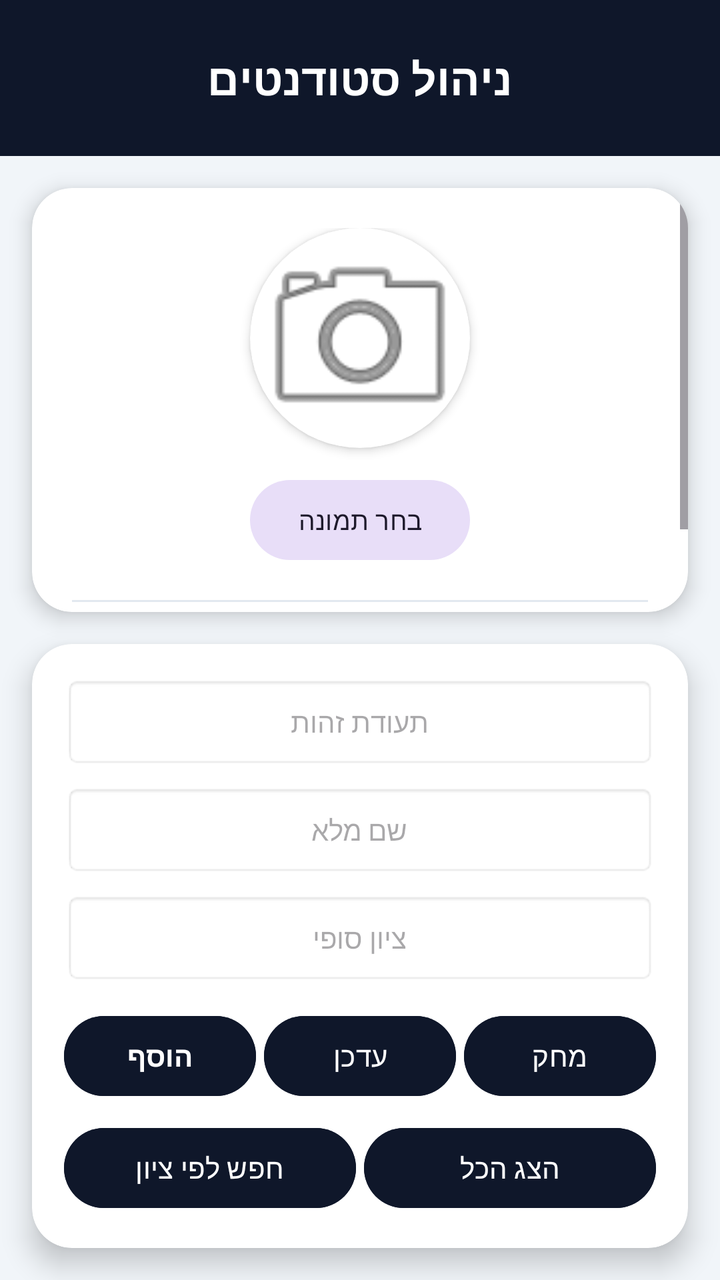
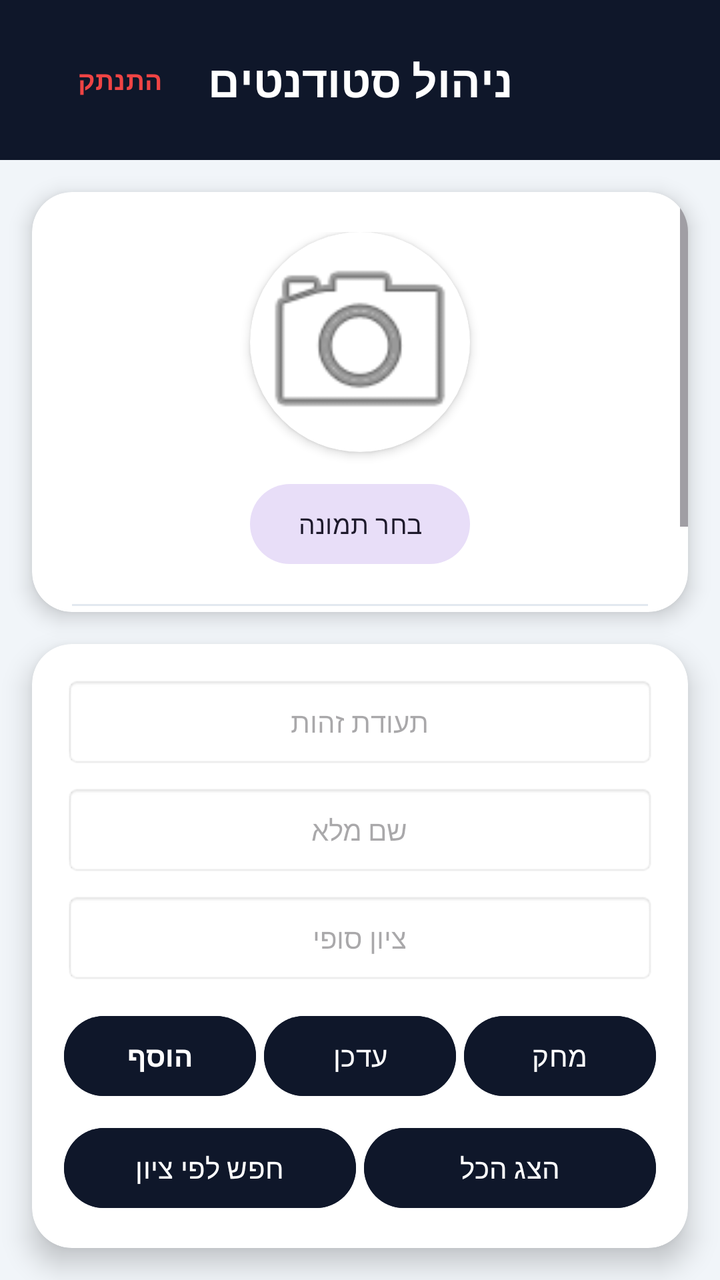

Two renders of the same Android screen: before a commit and after it. Below are the layout's source before the change and the commit's diff.
<!-- AndroidManifest.xml: application theme Theme.YoadFireBase1 -->
<!-- res/layout/activity_main.xml -->
<?xml version="1.0" encoding="utf-8"?>
<androidx.constraintlayout.widget.ConstraintLayout xmlns:android="http://schemas.android.com/apk/res/android"
    xmlns:app="http://schemas.android.com/apk/res-auto"
    xmlns:tools="http://schemas.android.com/tools"
    android:id="@+id/main"
    android:layout_width="match_parent"
    android:layout_height="match_parent"
    android:background="#F1F5F9">

    
    <LinearLayout
        android:id="@+id/headerLayout"
        android:layout_width="match_parent"
        android:layout_height="wrap_content"
        android:background="#0F172A"
        android:gravity="center"
        android:orientation="vertical"
        android:paddingTop="24dp"
        android:paddingBottom="24dp"
        app:layout_constraintTop_toTopOf="parent">

        <TextView
            android:layout_width="wrap_content"
            android:layout_height="wrap_content"
            android:text="ניהול סטודנטים"
            android:textColor="#FFFFFF"
            android:textSize="22sp"
            android:textStyle="bold" />

    </LinearLayout>

    
    <androidx.cardview.widget.CardView
        android:id="@+id/cardDisplay"
        android:layout_width="match_parent"
        android:layout_height="0dp"
        android:layout_margin="16dp"
        app:cardBackgroundColor="#FFFFFF"
        app:cardCornerRadius="20dp"
        app:cardElevation="6dp"
        app:layout_constraintBottom_toTopOf="@id/cardControls"
        app:layout_constraintTop_toBottomOf="@id/headerLayout">

        <ScrollView
            android:layout_width="match_parent"
            android:layout_height="match_parent"
            android:fillViewport="true">

            <LinearLayout
                android:layout_width="match_parent"
                android:layout_height="wrap_content"
                android:gravity="center_horizontal"
                android:orientation="vertical"
                android:padding="20dp">

                
                <androidx.cardview.widget.CardView
                    android:layout_width="110dp"
                    android:layout_height="110dp"
                    android:layout_marginBottom="12dp"
                    app:cardCornerRadius="55dp"
                    app:cardElevation="3dp">

                    <ImageView
                        android:id="@+id/ivStudent"
                        android:layout_width="match_parent"
                        android:layout_height="match_parent"
                        android:scaleType="centerCrop"
                        android:src="@android:drawable/ic_menu_camera" />
                </androidx.cardview.widget.CardView>

                <Button
                    android:id="@+id/btnSelectImage"
                    style="@style/Widget.Material3.Button.TonalButton"
                    android:layout_width="wrap_content"
                    android:layout_height="wrap_content"
                    android:layout_marginBottom="16dp"
                    android:text="בחר תמונה"
                    android:textSize="13sp" />

                <View
                    android:layout_width="match_parent"
                    android:layout_height="1dp"
                    android:layout_marginBottom="16dp"
                    android:background="#E2E8F0" />

                <TextView
                    android:id="@+id/tvcontent"
                    android:layout_width="match_parent"
                    android:layout_height="wrap_content"
                    android:lineSpacingExtra="4dp"
                    android:textColor="#334155"
                    android:textDirection="rtl"
                    android:textSize="15sp" />
            </LinearLayout>
        </ScrollView>
    </androidx.cardview.widget.CardView>

    
    <androidx.cardview.widget.CardView
        android:id="@+id/cardControls"
        android:layout_width="match_parent"
        android:layout_height="wrap_content"
        android:layout_margin="16dp"
        app:cardBackgroundColor="#FFFFFF"
        app:cardCornerRadius="20dp"
        app:cardElevation="8dp"
        app:layout_constraintBottom_toBottomOf="parent">

        <LinearLayout
            android:layout_width="match_parent"
            android:layout_height="wrap_content"
            android:orientation="vertical"
            android:padding="16dp">

            <EditText
                android:id="@+id/tz"
                android:layout_width="match_parent"
                android:layout_height="46dp"
                android:layout_marginBottom="8dp"
                android:background="@android:drawable/editbox_background_normal"
                android:gravity="center"
                android:hint="תעודת זהות"
                android:inputType="number"
                android:textSize="14sp" />

            <EditText
                android:id="@+id/fullname"
                android:layout_width="match_parent"
                android:layout_height="46dp"
                android:layout_marginBottom="8dp"
                android:background="@android:drawable/editbox_background_normal"
                android:gravity="center"
                android:hint="שם מלא"
                android:textSize="14sp" />

            <EditText
                android:id="@+id/grade"
                android:layout_width="match_parent"
                android:layout_height="46dp"
                android:layout_marginBottom="12dp"
                android:background="@android:drawable/editbox_background_normal"
                android:gravity="center"
                android:hint="ציון סופי"
                android:inputType="number"
                android:textSize="14sp" />

            
            <LinearLayout
                android:layout_width="match_parent"
                android:layout_height="wrap_content"
                android:layout_marginBottom="8dp"
                android:orientation="horizontal">

                <Button
                    android:id="@+id/btnInsert"
                    android:layout_width="0dp"
                    android:layout_height="wrap_content"
                    android:layout_marginEnd="4dp"
                    android:layout_weight="1"
                    android:backgroundTint="#0F172A"
                    android:text="הוסף"
                    android:textStyle="bold" />

                <Button
                    android:id="@+id/btnUpdate"
                    android:layout_width="0dp"
                    android:layout_height="wrap_content"
                    android:layout_marginEnd="4dp"
                    android:layout_weight="1"
                    android:backgroundTint="#0F172A"
                    android:text="עדכן" />

                <Button
                    android:id="@+id/btnDelete"
                    android:layout_width="0dp"
                    android:layout_height="wrap_content"
                    android:layout_weight="1"
                    android:backgroundTint="#0F172A"
                    android:text="מחק" />
            </LinearLayout>

            
            <LinearLayout
                android:layout_width="match_parent"
                android:layout_height="wrap_content"
                android:orientation="horizontal">

                <Button
                    android:id="@+id/btnSelect"
                    android:layout_width="0dp"
                    android:layout_height="wrap_content"
                    android:layout_marginEnd="4dp"
                    android:layout_weight="1"
                    android:backgroundTint="#0F172A"
                    android:text="חפש לפי ציון" />

                <Button
                    android:id="@+id/btnSelectAll"
                    android:layout_width="0dp"
                    android:layout_height="wrap_content"
                    android:layout_weight="1"
                    android:backgroundTint="#0F172A"
                    android:text="הצג הכל" />
            </LinearLayout>
        </LinearLayout>
    </androidx.cardview.widget.CardView>

</androidx.constraintlayout.widget.ConstraintLayout>
<!-- resources referenced by this layout -->
<resources>
  <style name="Theme.YoadFireBase1" parent="Base.Theme.YoadFireBase1" />
  <style name="Base.Theme.YoadFireBase1" parent="Theme.Material3.DayNight.NoActionBar">
          
          
      </style>
</resources>

<!-- the commit's change to res/layout/activity_main.xml (unified diff, before → after) -->
@@ -8,15 +8,15 @@
     android:background="#F1F5F9">
 
     
-    <LinearLayout
+    <androidx.constraintlayout.widget.ConstraintLayout
         android:id="@+id/headerLayout"
         android:layout_width="match_parent"
         android:layout_height="wrap_content"
         android:background="#0F172A"
-        android:gravity="center"
-        android:orientation="vertical"
-        android:paddingTop="24dp"
-        android:paddingBottom="24dp"
+        android:paddingStart="16dp"
+        android:paddingTop="16dp"
+        android:paddingEnd="16dp"
+        android:paddingBottom="16dp"
         app:layout_constraintTop_toTopOf="parent">
 
         <TextView
@@ -25,9 +25,26 @@
             android:text="ניהול סטודנטים"
             android:textColor="#FFFFFF"
             android:textSize="22sp"
-            android:textStyle="bold" />
-
-    </LinearLayout>
+            android:textStyle="bold"
+            app:layout_constraintBottom_toBottomOf="parent"
+            app:layout_constraintEnd_toEndOf="parent"
+            app:layout_constraintStart_toStartOf="parent"
+            app:layout_constraintTop_toTopOf="parent" />
+
+        <Button
+            android:id="@+id/btnLogout"
+            style="@style/Widget.Material3.Button.TextButton"
+            android:layout_width="wrap_content"
+            android:layout_height="wrap_content"
+            android:text="התנתק"
+            android:textColor="#EF4444"
+            android:textSize="13sp"
+            android:textStyle="bold"
+            app:layout_constraintBottom_toBottomOf="parent"
+            app:layout_constraintStart_toStartOf="parent"
+            app:layout_constraintTop_toTopOf="parent" />
+
+    </androidx.constraintlayout.widget.ConstraintLayout>
 
     
     <androidx.cardview.widget.CardView
